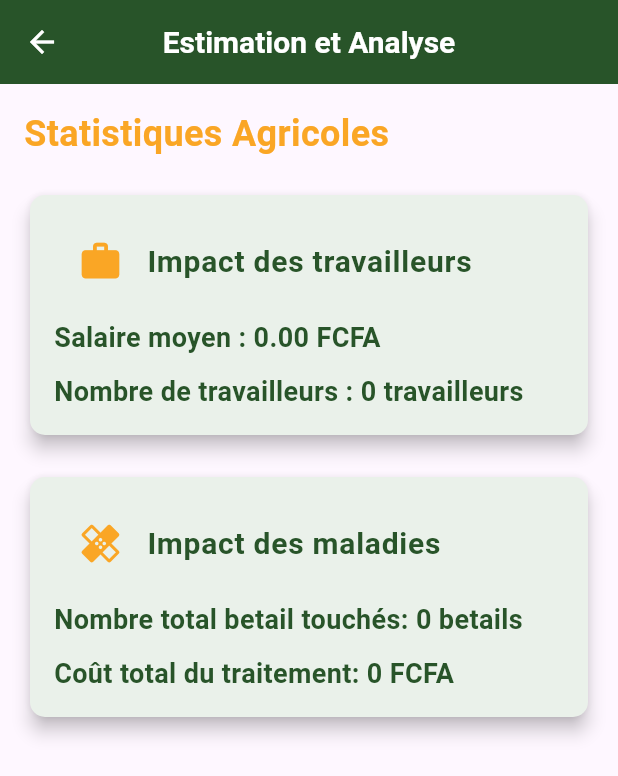
After one commit to Farm-Management-Application/farm-manger-frontend, a Flutter app: the screen it shows after launch, in the side drawer, after a tap on "Estimation et Analyse", on a phone screen of 412 x 824 dp. The commit adds this screen. Shown: the top 776 px of the screen. Run offline on Flutter 3.47's test engine with Material 3 defaults, Android fonts, the phone set to English and light mode, and no system bars; our stand-ins replace font_awesome_flutter, permission_handler, printing; network calls fail.

Commit message:
Frontend statistics display

```diff
--- a/lib/api/api_endpoints.dart
+++ b/lib/api/api_endpoints.dart
@@ -43,4 +43,8 @@ class ApiEndpoints {
   static String getAllIllnesses = '$baseUrl/illness';
   static String getIllnessById(String id) => '$baseUrl/illness/$id';
   static String deleteIllness(String id) => '$baseUrl/illness/$id';
+
+  static String getTotalLivestockCount = '$baseUrl/statistics/livestock-count';
+  static String getAverageSalary = '$baseUrl/statistics/average-salary';
+  static String getIllnessImpact = '$baseUrl/statistics/illness-impact';
 }
--- a/lib/main.dart
+++ b/lib/main.dart
@@ -12,6 +12,7 @@ import 'screens/illness/illness_list_screen.dart';
 import 'screens/illness/add_illness_screen.dart';
 import 'screens/illness/edit_illness_screen.dart';
 import 'screens/illness/illness_detail_screen.dart';
+import 'screens/StatisticsScreen.dart';
 import 'models/illness.dart';
 
 void main() {
@@ -57,6 +58,7 @@ class MyApp extends StatelessWidget {
           final illness = ModalRoute.of(context)!.settings.arguments as Illness;
           return IllnessDetailScreen(illness: illness);
         },
+        '/statistics': (context) => StatisticsScreen(),
       },
     );
   }
--- /dev/null
+++ b/lib/screens/StatisticsScreen.dart
@@ -0,0 +1,157 @@
+import 'package:flutter/material.dart';
+import '../services/statistics_service.dart';
+import '../widgets/loading_widget.dart';
+
+class StatisticsScreen extends StatefulWidget {
+  @override
+  _StatisticsScreenState createState() => _StatisticsScreenState();
+}
+
+class _StatisticsScreenState extends State<StatisticsScreen> {
+  final StatisticsService _statisticsService = StatisticsService();
+  bool isLoading = true;
+  int totalLivestock = 0;
+  double averageSalary = 0.0;
+  int numberOfWorkers = 0;
+  int illnessImpactAffected = 0;
+  int illnessImpactCost = 0;
+
+  @override
+  void initState() {
+    super.initState();
+    _fetchStatistics();
+  }
+
+  Future<void> _fetchStatistics() async {
+    try {
+      final livestockCount = await _statisticsService.getTotalLivestockCount();
+      final salaryData = await _statisticsService.getAverageSalary();
+      final impact = await _statisticsService.getIllnessImpact();
+
+      setState(() {
+        totalLivestock = livestockCount;
+        averageSalary = salaryData['avgSalary'] ?? 0.0;
+        numberOfWorkers = salaryData['numberOfWorkers'] ?? 0;
+        illnessImpactAffected = impact['totalAffected'] ?? 0;
+        illnessImpactCost = impact['totalCost'] ?? 0;
+        isLoading = false;
+      });
+    } catch (e) {
+      print('Error fetching statistics: $e');
+      setState(() {
+        isLoading = false;
+      });
+    }
+  }
+
+  @override
+  Widget build(BuildContext context) {
+    return Scaffold(
+      appBar: AppBar(
+        title: Text(
+          'Estimation et Analyse',
+          style: TextStyle(
+            color: Colors.white,
+            fontSize: 20,
+            fontWeight: FontWeight.bold,
+          ),
+        ),
+        backgroundColor: Color(0xFF285429),
+        centerTitle: true,
+        iconTheme: IconThemeData(color: Colors.white),
+      ),
+      body: isLoading
+          ? LoadingWidget(title: "Récupération de données", subtitle: "S'il vous plaît, attendez...")
+          : Padding(
+              padding: const EdgeInsets.all(16.0),
+              child: Column(
+                crossAxisAlignment: CrossAxisAlignment.start,
+                children: [
+                  Text(
+                    'Statistiques Agricoles',
+                    style: TextStyle(
+                      fontSize: 24,
+                      fontWeight: FontWeight.bold,
+                      color: Color(0xFFFAA625),
+                    ),
+                  ),
+                  SizedBox(height: 20),
+                  _buildWorkersCard(),
+                  SizedBox(height: 20),
+                  _buildIllnessImpactCard(),
+                ],
+              ),
+            ),
+    );
+  }
+
+  Widget _buildWorkersCard() {
+    return Card(
+      color: Color(0xFFEAF1EA),
+      shape: RoundedRectangleBorder(
+        borderRadius: BorderRadius.circular(10.0),
+      ),
+      elevation: 5,
+      child: Container(
+        padding: EdgeInsets.all(16.0),
+        child: Column(
+          crossAxisAlignment: CrossAxisAlignment.start,
+          children: [
+            ListTile(
+              leading: Icon(Icons.work, color: Color(0xFFFAA625), size: 30),
+              title: Text(
+                'Impact des travailleurs',
+                style: TextStyle(fontSize: 20, fontWeight: FontWeight.bold, color: Color(0xFF285429)),
+              ),
+            ),
+            SizedBox(height: 10),
+            Text(
+              'Salaire moyen : ${averageSalary.toStringAsFixed(2)} FCFA',
+              style: TextStyle(fontSize: 18, fontWeight: FontWeight.bold, color: Color(0xFF285429)),
+            ),
+            SizedBox(height: 10),
+            Text(
+              'Nombre de travailleurs : ${numberOfWorkers.toString()} travailleurs',
+              style: TextStyle(fontSize: 18, fontWeight: FontWeight.bold, color: Color(0xFF285429)),
+            ),
+          ],
+        ),
+      ),
+    );
+  }
+
+  Widget _buildIllnessImpactCard() {
+    return Card(
+      color: Color(0xFFEAF1EA),
+      shape: RoundedRectangleBorder(
+        borderRadius: BorderRadius.circular(10.0),
+      ),
+      elevation: 5,
+      child: Container(
+        padding: EdgeInsets.all(16.0),
+        child: Column(
+          crossAxisAlignment: CrossAxisAlignment.start,
+          children: [
+            ListTile(
+              leading: Icon(Icons.healing, color: Color(0xFFFAA625), size: 30),
+              title: Text(
+                'Impact des maladies',
+                style: TextStyle(fontSize: 20, fontWeight: FontWeight.bold, color: Color(0xFF285429)),
+              ),
+            ),
+            SizedBox(height: 10),
+            Text(
+              'Nombre total betail touchés: $illnessImpactAffected betails',
+              style: TextStyle(fontSize: 18, fontWeight: FontWeight.bold, color: Color(0xFF285429)),
+            ),
+            SizedBox(height: 10),
+            Text(
+              'Coût total du traitement: $illnessImpactCost FCFA',
+              style: TextStyle(fontSize: 18, fontWeight: FontWeight.bold, color: Color(0xFF285429)),
+            ),
+          ],
+        ),
+      ),
+    );
+  }
+}
--- a/lib/screens/home_screen.dart
+++ b/lib/screens/home_screen.dart
@@ -94,9 +94,9 @@ class _HomeScreenState extends State<HomeScreen> {
             ),
             ListTile(
               leading: Icon(Icons.analytics),
-              title: Text('Estimation & Analytics'),
+              title: Text('Estimation et Analyse'),
               onTap: () {
-                Navigator.pushNamed(context, '/estimations');
+                Navigator.pushNamed(context, '/statistics');
               },
             ),
           ],
--- /dev/null
+++ b/lib/services/statistics_service.dart
@@ -0,0 +1,63 @@
+// lib/services/statistics_service.dart
+import 'dart:convert';
+import '../api/api_endpoints.dart';
+import '../api/api_request.dart';
+
+class StatisticsService {
+  Future<int> getTotalLivestockCount() async {
+    final response = await apiRequest(ApiEndpoints.getTotalLivestockCount, 'GET');
+
+    if (response != null && response.statusCode == 200) {
+      return jsonDecode(response.body)['totalCount'];
+    } else {
+      throw Exception('Failed to load livestock count');
+    }
+  }
+
+  Future<Map<String, dynamic>> getAverageSalary() async {
+    final response = await apiRequest(ApiEndpoints.getAverageSalary, 'GET');
+
+    if (response != null && response.statusCode == 200) {
+      final data = jsonDecode(response.body);
+      print(data);
+
+      if (data.containsKey('averageSalary')) {
+        final averageSalary = data['averageSalary'];
+        final result = {
+          'avgSalary': averageSalary['avgSalary'],
+          'numberOfWorkers': averageSalary['numberOfWorkers']
+        };
+        return result;
+      } else {
+        throw Exception('Failed to load average salary');
+      }
+    } else {
+      throw Exception('Failed to load average salary');
+    }
+  }
+
+  Future<Map<String, dynamic>> getIllnessImpact() async {
+    final response = await apiRequest(ApiEndpoints.getIllnessImpact, 'GET');
+
+    if (response != null && response.statusCode == 200) {
+      // Parse the response body as JSON
+      final data = jsonDecode(response.body);
+
+      if (data.containsKey('impact')) {
+        final impact = data['impact'];
+
+        // Extract totalAffected and totalCost from the impact object
+        final result = {
+          'totalAffected': impact['totalAffected'],
+          'totalCost': impact['totalCost']
+        };
+
+        return result;
+      } else {
+        throw Exception('Impact data is missing from the response');
+      }
+    } else {
+      throw Exception('Failed to load illness impact');
+    }
+  }
+}
```
